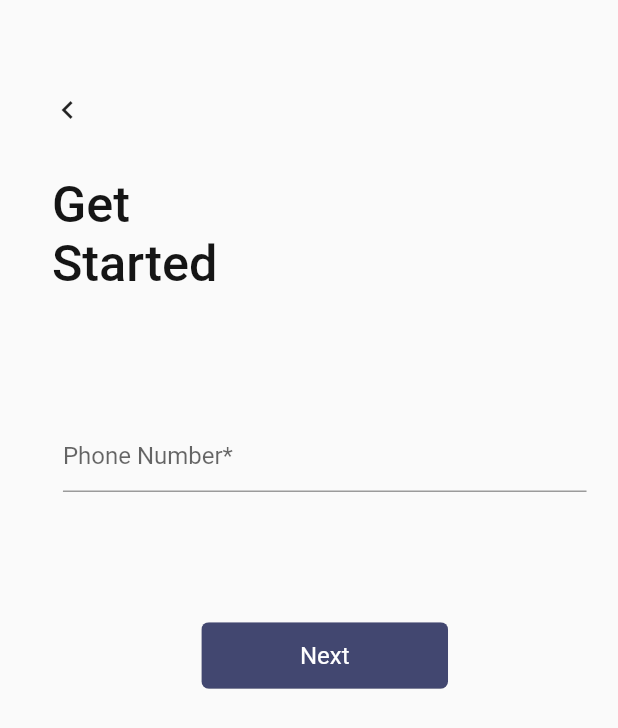
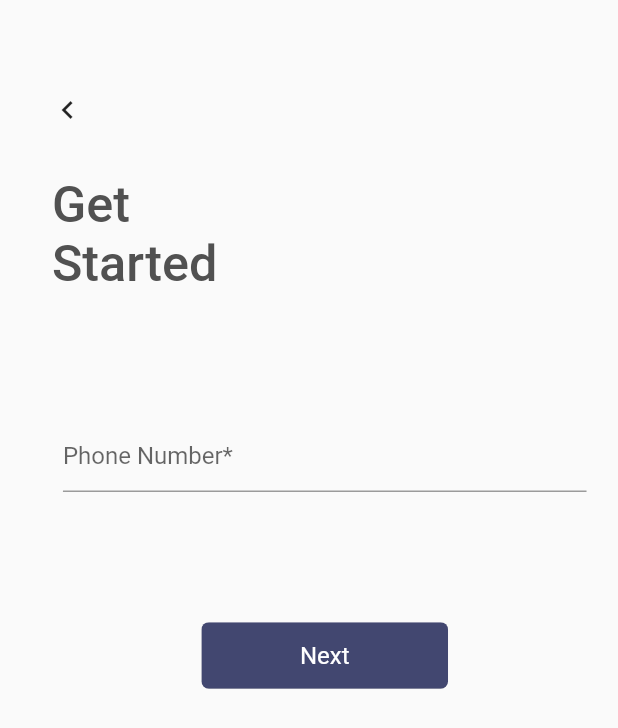
Before and after one commit to ptlmay25/Flutter_app_frontend, a Flutter app: the GetStarted screen opened directly, on a phone screen of 412 x 824 dp. Shown: the top 728 px of the screen. Run offline on Flutter 3.47's test engine with Material 2 defaults, Android fonts, the phone set to English and light mode, and no system bars; our stand-ins replace firebase_auth, flutter_svg; missing offline and left inert: sms_otp_auto_verify; accounts and stored records are empty.

Commit message:
Update getStarted.dart
text color change

```diff
--- a/ibiz/lib/authScreen/getStarted.dart
+++ b/ibiz/lib/authScreen/getStarted.dart
@@ -42,7 +42,7 @@ class _GetStartedState extends State<GetStarted> {
               child: Text(
                 "Get \nStarted",
                 style: TextStyle(
-                  color: Color(0xff151515),
+                  color: Color(0xff515151),
                   fontSize: 34 * SizeConfig.heightMultiplier,
                   fontFamily: "Roboto",
                   fontWeight: FontWeight.w500,
```
